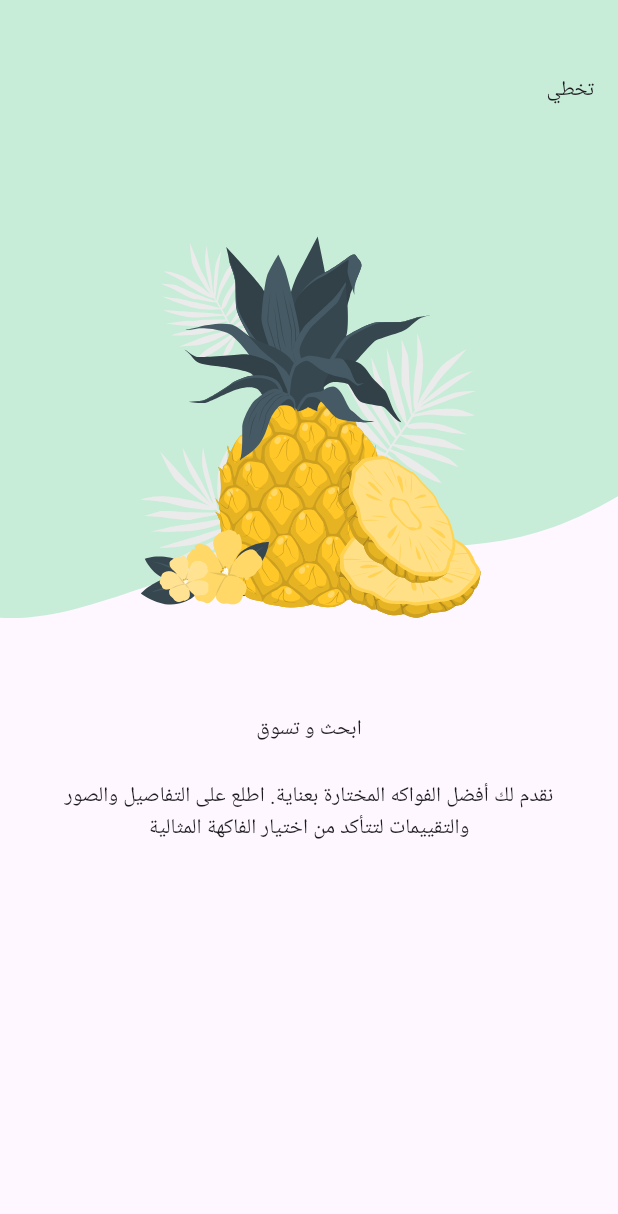
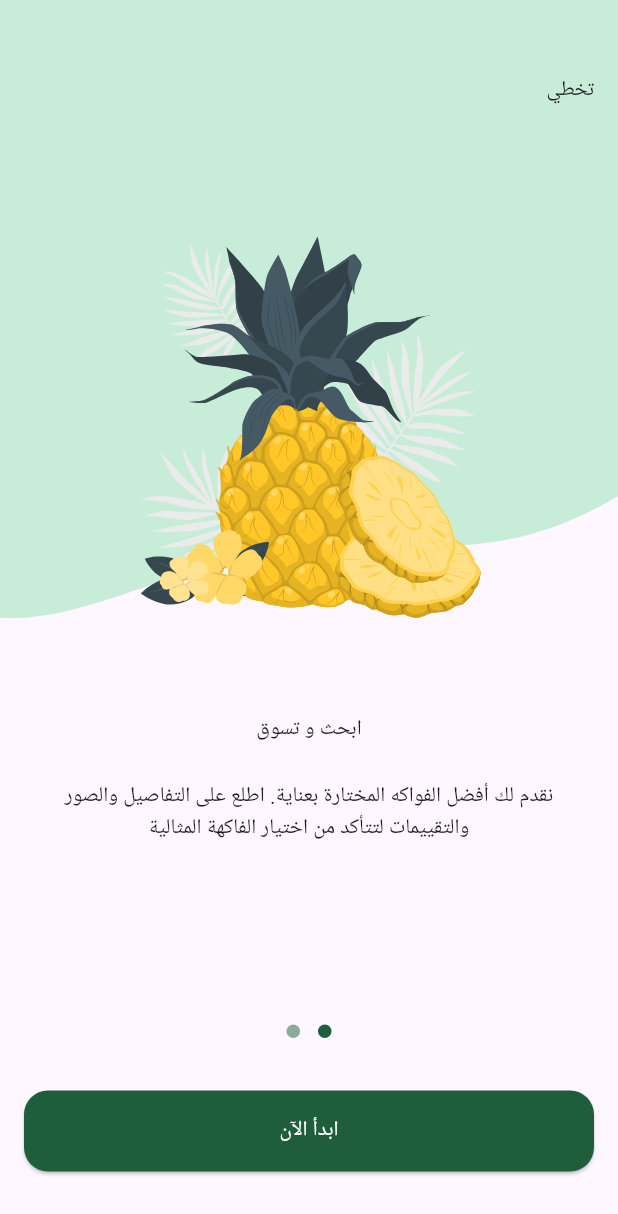
Before and after one commit to hashimsaffarini/Fruits-Hub, a Flutter app: the screen it shows after launch, swiped to page 2, on a phone screen of 412 x 824 dp. Shown: the top 1214 px of the screen. Run offline on Flutter 3.47's test engine with Material 3 defaults, Android fonts, the phone set to English and light mode, and no system bars; drawn by our look-alikes of dots_indicator; our stand-ins replace flutter_svg.

Commit message:
Refactor constants and app colors, add custom button widget, and update onboarding view body
- Refactor constants.dart to add new constants for horizontal padding, top padding, isOnBoardingViewSeen, and userData.
- Add AppColors class to core/utils/app_colors.dart to define primary and secondary colors.
- Create CustomButton widget in core/widgets/custom_button.dart for reusable custom buttons.
- Update on_boarding_view_body.dart to import necessary packages and widgets, and add dots indicator and custom button.

```diff
--- /dev/null
+++ b/lib/constants.dart
@@ -0,0 +1,4 @@
+const kHorizintalPadding = 16.0;
+const kTopPaddding = 16.0;
+const kIsOnBoardingViewSeen = 'isOnBoardingViewSeen';
+const kUserData = 'userData';
--- /dev/null
+++ b/lib/core/utils/app_colors.dart
@@ -0,0 +1,8 @@
+import 'package:flutter/material.dart';
+
+abstract class AppColors {
+  static const Color primaryColor = Color(0xff1F5E3B);
+  static const Color lightPrimaryColor = Color(0xFF2D9F5D);
+  static const Color secondaryColor = Color(0xFFF4A91F);
+  static const Color lightSecondaryColor = Color(0xFFF8C76D);
+}
--- /dev/null
+++ b/lib/core/widgets/custom_button.dart
@@ -0,0 +1,31 @@
+import 'package:flutter/material.dart';
+import 'package:fruits_hub/core/utils/app_colors.dart';
+
+class CustomButton extends StatelessWidget {
+  const CustomButton({
+    super.key,
+    required this.onPressed,
+    required this.text,
+  });
+  final void Function()? onPressed;
+  final String text;
+  @override
+  Widget build(BuildContext context) {
+    return ElevatedButton(
+      style: TextButton.styleFrom(
+        shape: RoundedRectangleBorder(
+          borderRadius: BorderRadius.circular(16),
+        ),
+        backgroundColor: AppColors.primaryColor,
+        minimumSize: const Size(double.infinity, 54),
+      ),
+      onPressed: onPressed,
+      child: Text(
+        text,
+        style: const TextStyle(
+          color: Colors.white,
+        ),
+      ),
+    );
+  }
+}
--- a/lib/features/on_boarding/ui/views/widgets/on_boarding_view_body.dart
+++ b/lib/features/on_boarding/ui/views/widgets/on_boarding_view_body.dart
@@ -1,4 +1,8 @@
+import 'package:dots_indicator/dots_indicator.dart';
 import 'package:flutter/material.dart';
+import 'package:fruits_hub/constants.dart';
+import 'package:fruits_hub/core/utils/app_colors.dart';
+import 'package:fruits_hub/core/widgets/custom_button.dart';
 import 'package:fruits_hub/features/on_boarding/ui/views/widgets/on_boarding_page_view.dart';
 
 class OnBoardingViewBody extends StatelessWidget {
@@ -6,12 +10,31 @@ class OnBoardingViewBody extends StatelessWidget {
 
   @override
   Widget build(BuildContext context) {
-    return const Column(
-      children: [
-        Expanded(
-          child: OnBoardingPageView(),
-        ),
-      ],
+    return SafeArea(
+      top: false,
+      child: Column(
+        children: [
+          const Expanded(
+            child: OnBoardingPageView(),
+          ),
+          DotsIndicator(
+            dotsCount: 2,
+            decorator: DotsDecorator(
+              activeColor: AppColors.primaryColor,
+              color: AppColors.primaryColor.withOpacity(0.5),
+            ),
+          ),
+          const SizedBox(height: 29),
+          Padding(
+            padding: const EdgeInsets.symmetric(horizontal: kHorizintalPadding),
+            child: CustomButton(
+              onPressed: () {},
+              text: 'ابدأ الآن',
+            ),
+          ),
+          const SizedBox(height: 43),
+        ],
+      ),
     );
   }
 }
```
Also changed, not shown: pubspec.yaml (+4 -3 lines), pubspec.lock.
